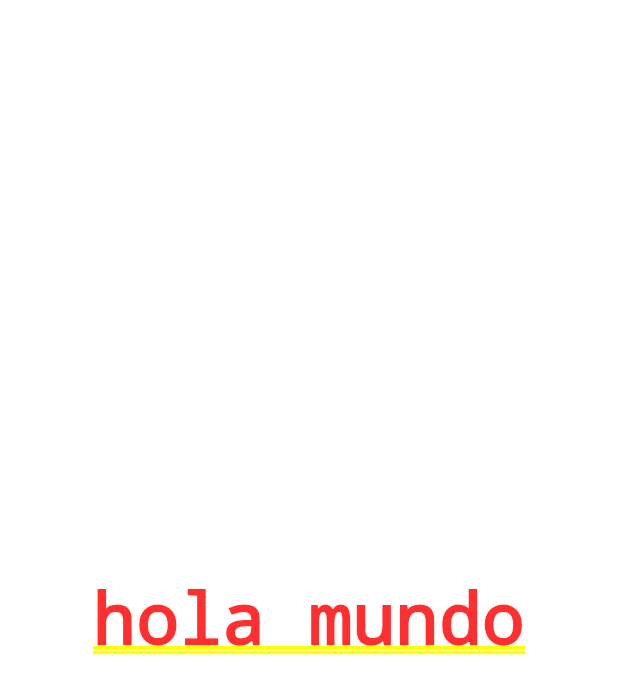
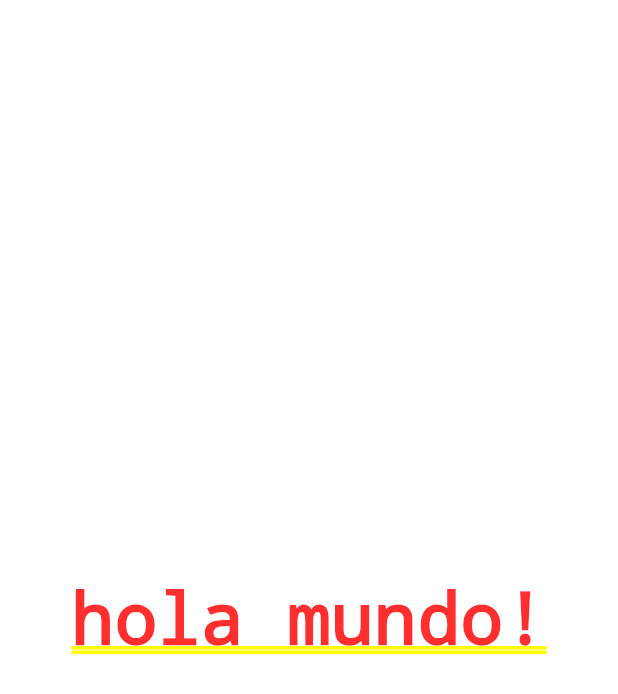
Before and after one commit to strujilloor/Curso-Flutter, a Flutter app: the screen it shows after launch, on a phone screen of 412 x 824 dp. Shown: the top 694 px of the screen. Run offline on Flutter 3.47's test engine with Material 2 defaults, Android fonts, the phone set to English and light mode, and no system bars.

Commit message:
separando la logica

```diff
--- a/lib/main.dart
+++ b/lib/main.dart
@@ -1,4 +1,9 @@
+import 'package:curso_flutter/src/app.dart';
+
+// Importaciones de nuestro archivos
+// import 'src/app.dart'; Puede importarse de esta manera
 import 'package:flutter/material.dart';
+
 
 void main() {
 
@@ -6,17 +11,3 @@ void main() {
   runApp(new MyApp());
 
 }
-
-class MyApp extends StatelessWidget {
-
-  // definir un método build a fuerza
-  @override
-  Widget build( context ) { // context: contiene la información del arbol de widgets
-    return MaterialApp(
-      home: Center(
-        child: Text('hola mundo'),
-      ),
-    );
-  }
-
-}
--- /dev/null
+++ b/lib/src/app.dart
@@ -0,0 +1,15 @@
+import 'package:flutter/material.dart';
+
+class MyApp extends StatelessWidget {
+
+  // definir un método build a fuerza
+  @override
+  Widget build( context ) { // context: contiene la información del arbol de widgets
+    return MaterialApp(
+      home: Center(
+        child: Text('hola mundo!'),
+      ),
+    );
+  }
+
+}
```
